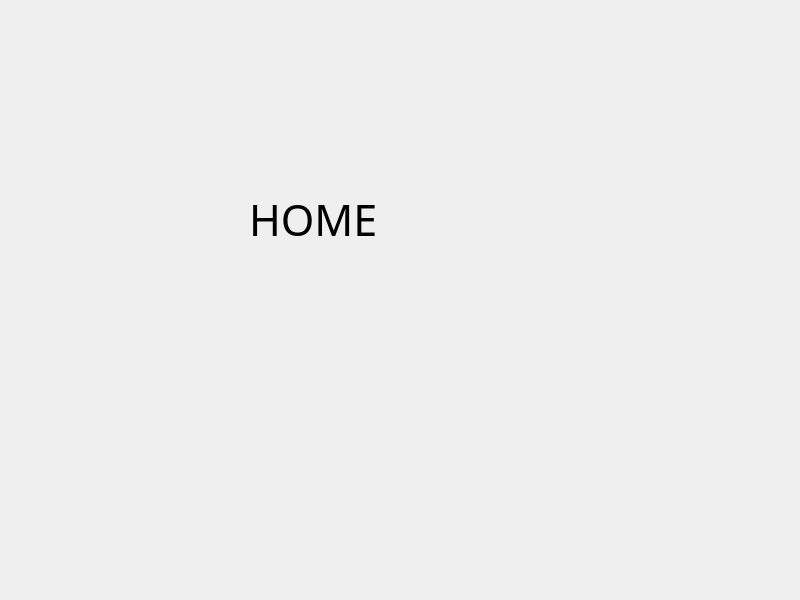
The window that gui_mvp/mainwindow.ui (Tann1/t3s) describes before a commit, drawn with Qt 5.
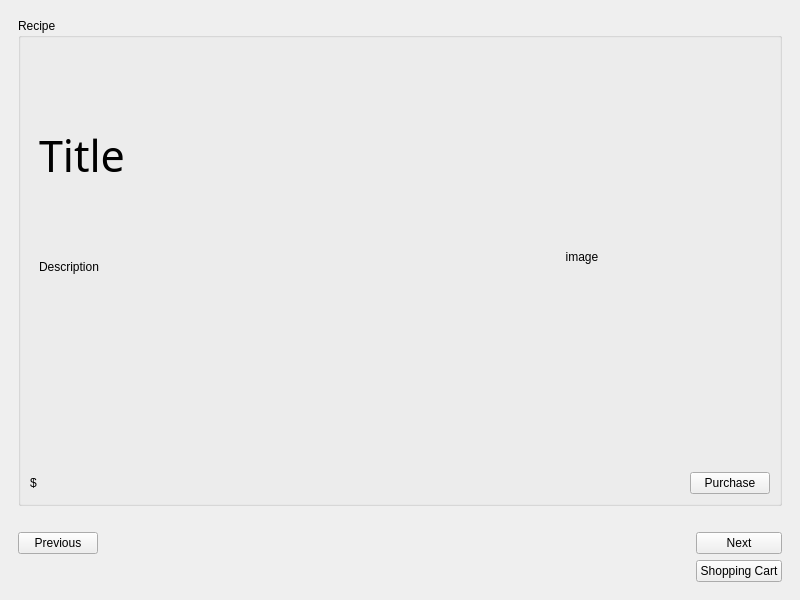
The same window after the commit. The open tabs and pages were chosen to show the change.

Commit message: able to go prev and next recipes; need to more in the text files

Diff of the .ui file:
```diff
--- a/gui_mvp/mainwindow.ui
+++ b/gui_mvp/mainwindow.ui
@@ -14,11 +14,11 @@
    <string>MainWindow</string>
   </property>
   <widget class="QWidget" name="centralwidget">
-   <layout class="QVBoxLayout" name="verticalLayout">
-    <item>
+   <layout class="QGridLayout" name="gridLayout_5">
+    <item row="0" column="0">
      <widget class="QStackedWidget" name="stackedWidget">
       <property name="currentIndex">
-       <number>1</number>
+       <number>3</number>
       </property>
       <widget class="QWidget" name="login">
        <layout class="QVBoxLayout" name="verticalLayout_2">
@@ -174,6 +174,7 @@
         </item>
        </layout>
       </widget>
+      <widget class="QWidget" name="admin"/>
       <widget class="QWidget" name="signup">
        <layout class="QVBoxLayout" name="verticalLayout_4">
         <item>
@@ -349,31 +350,159 @@
        </layout>
       </widget>
       <widget class="QWidget" name="home">
-       <widget class="QLabel" name="label_6">
-        <property name="geometry">
-         <rect>
-          <x>240</x>
-          <y>80</y>
-          <width>271</width>
-          <height>261</height>
-         </rect>
-        </property>
-        <property name="sizePolicy">
-         <sizepolicy hsizetype="Expanding" vsizetype="Expanding">
-          <horstretch>0</horstretch>
-          <verstretch>0</verstretch>
-         </sizepolicy>
-        </property>
-        <property name="font">
-         <font>
-          <family>Yu Gothic UI Semibold</family>
-          <pointsize>32</pointsize>
-         </font>
-        </property>
-        <property name="text">
-         <string>HOME</string>
-        </property>
-       </widget>
+       <layout class="QVBoxLayout" name="verticalLayout_3">
+        <item>
+         <widget class="QGroupBox" name="recipe_item">
+          <property name="title">
+           <string>Recipe</string>
+          </property>
+          <layout class="QGridLayout" name="gridLayout_6">
+           <item row="0" column="0">
+            <widget class="QWidget" name="recipe_container" native="true">
+             <layout class="QGridLayout" name="gridLayout_8">
+              <item row="0" column="1" rowspan="2">
+               <widget class="QLabel" name="recipe_image">
+                <property name="text">
+                 <string>image</string>
+                </property>
+                <property name="alignment">
+                 <set>Qt::AlignCenter</set>
+                </property>
+               </widget>
+              </item>
+              <item row="1" column="0">
+               <widget class="QLabel" name="description_label">
+                <property name="sizePolicy">
+                 <sizepolicy hsizetype="Preferred" vsizetype="Expanding">
+                  <horstretch>0</horstretch>
+                  <verstretch>0</verstretch>
+                 </sizepolicy>
+                </property>
+                <property name="text">
+                 <string>Description</string>
+                </property>
+                <property name="textFormat">
+                 <enum>Qt::PlainText</enum>
+                </property>
+                <property name="alignment">
+                 <set>Qt::AlignLeading|Qt::AlignLeft|Qt::AlignTop</set>
+                </property>
+                <property name="wordWrap">
+                 <bool>true</bool>
+                </property>
+               </widget>
+              </item>
+              <item row="0" column="0">
+               <widget class="QLabel" name="recipe_title_label">
+                <property name="sizePolicy">
+                 <sizepolicy hsizetype="Preferred" vsizetype="Expanding">
+                  <horstretch>0</horstretch>
+                  <verstretch>0</verstretch>
+                 </sizepolicy>
+                </property>
+                <property name="font">
+                 <font>
+                  <family>Yu Gothic UI Semilight</family>
+                  <pointsize>32</pointsize>
+                 </font>
+                </property>
+                <property name="text">
+                 <string>Title</string>
+                </property>
+               </widget>
+              </item>
+             </layout>
+            </widget>
+           </item>
+           <item row="1" column="0">
+            <layout class="QGridLayout" name="gridLayout_9">
+             <item row="0" column="0">
+              <widget class="QLabel" name="price_label">
+               <property name="text">
+                <string>$</string>
+               </property>
+              </widget>
+             </item>
+             <item row="0" column="2">
+              <widget class="QPushButton" name="purchase_btn">
+               <property name="text">
+                <string>Purchase</string>
+               </property>
+              </widget>
+             </item>
+             <item row="0" column="1">
+              <spacer name="horizontalSpacer_6">
+               <property name="orientation">
+                <enum>Qt::Horizontal</enum>
+               </property>
+               <property name="sizeHint" stdset="0">
+                <size>
+                 <width>40</width>
+                 <height>20</height>
+                </size>
+               </property>
+              </spacer>
+             </item>
+            </layout>
+           </item>
+          </layout>
+         </widget>
+        </item>
+        <item>
+         <spacer name="verticalSpacer_7">
+          <property name="orientation">
+           <enum>Qt::Vertical</enum>
+          </property>
+          <property name="sizeType">
+           <enum>QSizePolicy::Maximum</enum>
+          </property>
+          <property name="sizeHint" stdset="0">
+           <size>
+            <width>20</width>
+            <height>20</height>
+           </size>
+          </property>
+         </spacer>
+        </item>
+        <item>
+         <layout class="QGridLayout" name="gridLayout_7">
+          <item row="0" column="1">
+           <spacer name="horizontalSpacer_5">
+            <property name="orientation">
+             <enum>Qt::Horizontal</enum>
+            </property>
+            <property name="sizeHint" stdset="0">
+             <size>
+              <width>40</width>
+              <height>20</height>
+             </size>
+            </property>
+           </spacer>
+          </item>
+          <item row="0" column="2">
+           <widget class="QPushButton" name="next_recipe_btn">
+            <property name="text">
+             <string>Next</string>
+            </property>
+           </widget>
+          </item>
+          <item row="0" column="0">
+           <widget class="QPushButton" name="prev_recipe_btn">
+            <property name="text">
+             <string>Previous</string>
+            </property>
+           </widget>
+          </item>
+          <item row="1" column="2">
+           <widget class="QPushButton" name="shoppingcart_btn">
+            <property name="text">
+             <string>Shopping Cart</string>
+            </property>
+           </widget>
+          </item>
+         </layout>
+        </item>
+       </layout>
       </widget>
      </widget>
     </item>
```
The commit also changes 7 other files.
